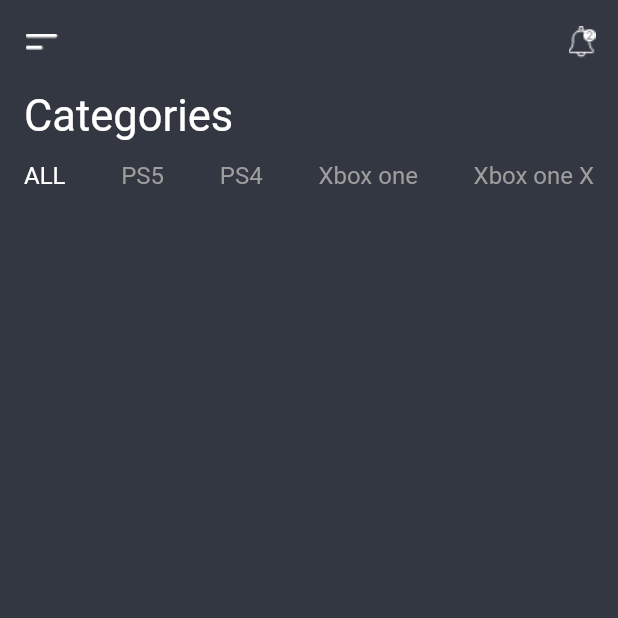
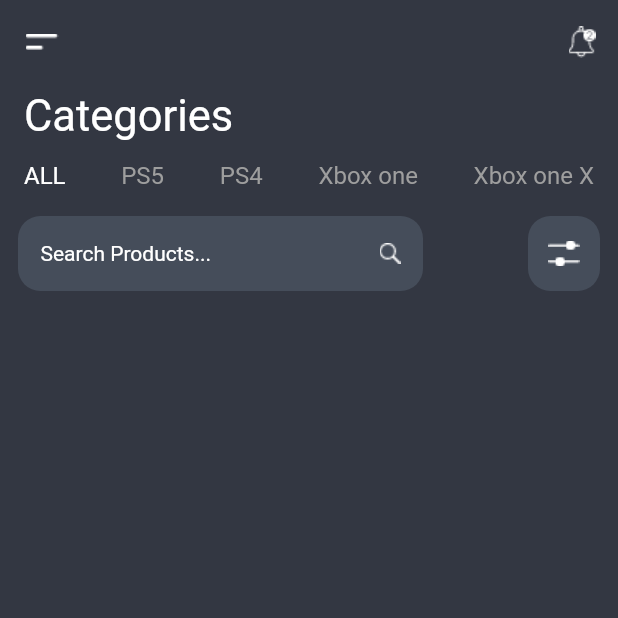
Before and after one commit to AlMamun-CSE/Flutter_Electronics_E-commerces, a Flutter app: the screen it shows after launch, on a phone screen of 412 x 824 dp, the top half of it. Run offline on Flutter 3.47's test engine with Material 2 defaults, Android fonts, the phone set to English and light mode, and no system bars; Roboto replaces fonts that are missing (Poppins-Light).

Commit message:
Complete SearchBar

```diff
--- a/lib/screens/home/widgets/searchBar_widget.dart
+++ b/lib/screens/home/widgets/searchBar_widget.dart
@@ -1,15 +1,55 @@
 import 'package:flutter/material.dart';
+import 'package:flutter_application_1/config/assets/asset.dart';
+import 'package:flutter_application_1/constants/app_constants.dart';
 
 class SearchBar extends StatelessWidget {
-  const SearchBar({ Key? key }) : super(key: key);
+  const SearchBar({Key? key}) : super(key: key);
 
   @override
   Widget build(BuildContext context) {
-    return Row(
-      mainAxisAlignment: MainAxisAlignment.spaceBetween,
-      children: [
-
-      ],
+    return Padding(
+      padding: const EdgeInsets.symmetric(horizontal: 12),
+      child: Row(
+        mainAxisAlignment: MainAxisAlignment.spaceBetween,
+        children: [
+          Container(
+            height: 50,
+            width: 270,
+            padding: EdgeInsets.symmetric(horizontal: 15),
+            decoration: BoxDecoration(
+              borderRadius: BorderRadius.circular(15),
+              color: kAccentColor,
+            ),
+            child: Row(
+              mainAxisAlignment: MainAxisAlignment.spaceBetween,
+              children: [
+                Text(
+                  "Search Products...",
+                  style: TextStyle(
+                    color: Colors.white,
+                    fontFamily: "Poppins-Light",
+                  ),
+                ),
+                kSearchIcon,
+              ],
+            ),
+          ),
+          SizedBox(
+            width: 6,
+          ),
+          Container(
+            height: 50,
+            width: 48,
+            decoration: BoxDecoration(
+              color: kAccentColor,
+              borderRadius: BorderRadius.circular(15),
+            ),
+            child: Center(
+              child: kSortIcon,
+            ),
+          )
+        ],
+      ),
     );
   }
 }
```
